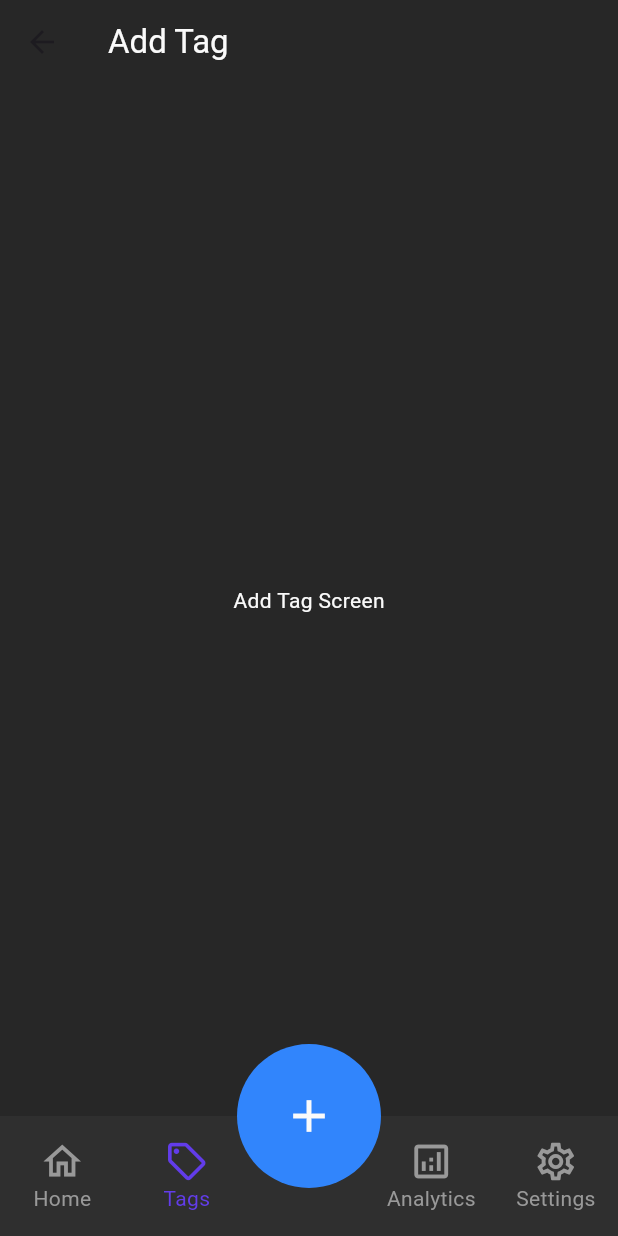
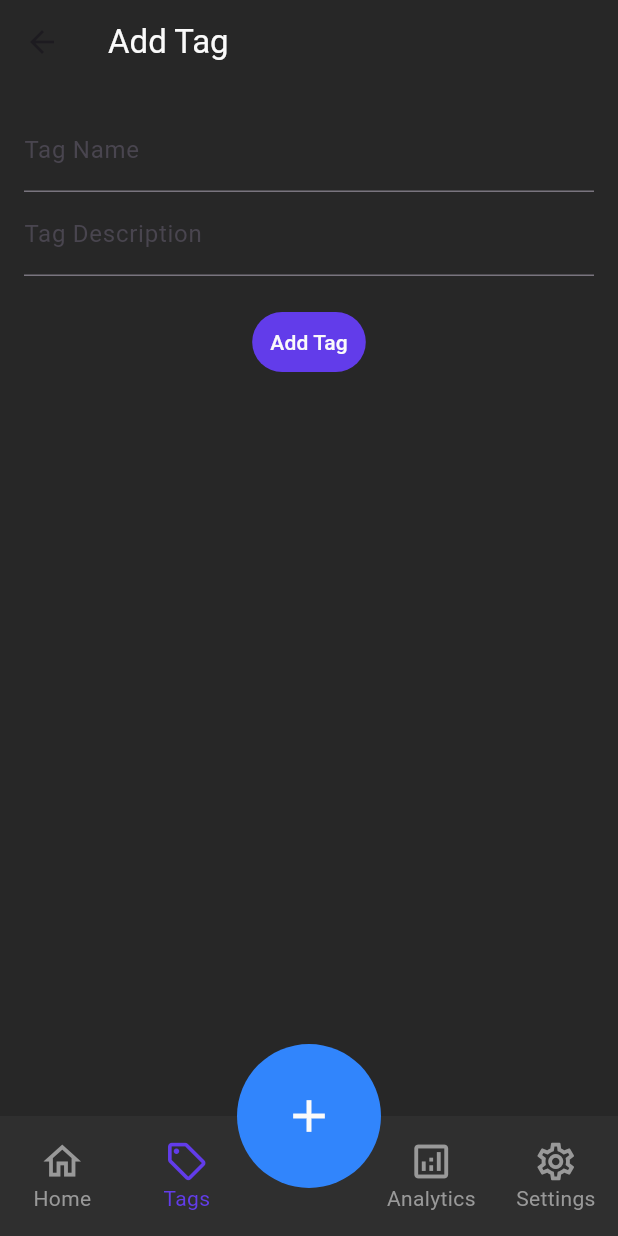
Before and after one commit to GolemT/Flutter_FinanceTracker, a Flutter app: the screen it shows after launch, item 2 of the bottom bar chosen, after a tap on "New Tag", on a phone screen of 412 x 824 dp. Run offline on Flutter 3.47's test engine with Material 3 defaults, Android fonts, the phone set to English and light mode, and no system bars.

Commit message:
add tags + autogenerate tag list based on filecontroller

```diff
--- a/lib/screens/add_tag_screen.dart
+++ b/lib/screens/add_tag_screen.dart
@@ -1,17 +1,73 @@
+import 'package:finance_tracker/assets/color_palette.dart';
+import 'package:finance_tracker/file_controller.dart';
 import 'package:flutter/material.dart';
+import 'package:provider/provider.dart';
 
-class AddTagScreen extends StatelessWidget {
+class AddTagScreen extends StatefulWidget {
   const AddTagScreen({super.key});
 
   @override
+  _AddTagScreenState createState() => _AddTagScreenState();
+}
+
+class _AddTagScreenState extends State<AddTagScreen> {
+  String tagName = "";
+  String tagDescription = "";
+  Color errorMessageColor = Colors.transparent;
+  String errorMessage = "";
+
+  @override
   Widget build(BuildContext context) {
+    final fileController = context.read<FileController>();
+
     return Scaffold(
       appBar: AppBar(
         title: Text('Add Tag', style: TextStyle(color: Theme.of(context).textTheme.bodyMedium?.color)),
         backgroundColor: Theme.of(context).scaffoldBackgroundColor,
       ),
-      body: const Center(
-        child: Text('Add Tag Screen'),
+      body: Center(
+        child: Form(
+          child: Padding(
+            padding: const EdgeInsets.all(16.0),
+            child: Column(
+              children: [
+                TextFormField(
+                  decoration: const InputDecoration(labelText: 'Tag Name'),
+                  onChanged: (value) => tagName = value,
+                ),
+                TextFormField(
+                  decoration: const InputDecoration(labelText: 'Tag Description'),
+                  onChanged: (value) => tagDescription = value,
+                ),
+                const SizedBox(height: 20),
+                TextButton(
+                  style: ButtonStyle(
+                    backgroundColor: MaterialStateProperty.resolveWith((states) => NexusColor.accents),
+                  ),
+                  onPressed: () async {
+                    if (tagName.isEmpty) {
+                      setState(() {
+                        errorMessage = "Name cannot be empty";
+                        errorMessageColor = Colors.red;
+                      });
+                    } else if (fileController.listTag.any((tag) => tag.tagName == tagName)) {
+                      setState(() {
+                        errorMessage = "Tag already exists";
+                        errorMessageColor = Colors.red;
+                      });
+                    } else {
+                      await fileController.createTag(tagName, tagDescription);
+                      setState(() => errorMessageColor = Colors.transparent);
+                      Navigator.pop(context);
+                    }
+                  },
+                  child: Text('Add Tag', style: TextStyle(color: Theme.of(context).textTheme.bodyMedium?.color)),
+                ),
+                Text(errorMessage, style: TextStyle(color: errorMessageColor)),
+              ],
+            ),
+          ),
+        ),
       ),
     );
   }
--- a/lib/screens/tags_screen.dart
+++ b/lib/screens/tags_screen.dart
@@ -1,6 +1,8 @@
 import 'package:finance_tracker/assets/color_palette.dart';
+import 'package:finance_tracker/file_controller.dart';
 import 'package:finance_tracker/screens/add_tag_screen.dart';
 import 'package:flutter/material.dart';
+import 'package:provider/provider.dart';
 
 class TagsScreen extends StatefulWidget {
   const TagsScreen({super.key});
@@ -10,28 +12,27 @@ class TagsScreen extends StatefulWidget {
 }
 
 class _TagScreenState extends State<TagsScreen> {
-
-  //TODO: use real data instead of static test data
-  final List<Map<String, String>> tags = [
-    {'title': 'Groceries', 'description': 'dsjflkhsdjkfhslkdfhkdshgkd'},
-    {'title': 'Utilities', 'description': 'djkshgflkghadkghfdjvnsdkn'},
-    {
-      'title': 'Entertainment',
-      'description':
-          'fdöybjndsökb iaugpnrehwgvrpvtiueiebrtbemhrawibghslegirwanötertwitb'
-    },
-  ];
+  @override
+  void initState() {
+    super.initState();
+    // Loading the tags initially when the screen is created
+    Future.microtask(() => context.read<FileController>().readTag());
+  }
 
   @override
   Widget build(BuildContext context) {
+    final fileController = context.watch<FileController>();
+
     return Scaffold(
       appBar: AppBar(
         title: const Text('Tags'),
       ),
-      body: ListView.builder(
-        itemCount: tags.length,
+      body: fileController.listTag.isEmpty
+          ? Center(child: Text("No tags available", style: TextStyle(color: Theme.of(context).textTheme.bodyMedium?.color),))
+          : ListView.builder(
+              itemCount: fileController.listTag.length,
               itemBuilder: (context, index) {
-          final tag = tags[index];
+                final tag = fileController.listTag[index];
                 return Container(
                   decoration: const BoxDecoration(
                       color: NexusColor.listBackground,
@@ -41,7 +42,7 @@ class _TagScreenState extends State<TagsScreen> {
                               style: BorderStyle.solid,
                               strokeAlign: BorderSide.strokeAlignInside))),
                   child: ExpansionTile(
-              title: Text(tag['title']!,
+                    title: Text(tag.tagName!,
                         style: Theme.of(context).textTheme.bodyMedium),
                     children: <Widget>[
                       Container(
@@ -53,7 +54,7 @@ class _TagScreenState extends State<TagsScreen> {
                             children: <Widget>[
                               TextField(
                                 decoration: InputDecoration(
-                            hintText: tag['title'],
+                                  hintText: tag.tagName,
                                   helperText: 'Name',
                                   filled: true,
                                 ),
@@ -61,7 +62,7 @@ class _TagScreenState extends State<TagsScreen> {
                               const SizedBox(height: 8.0),
                               TextField(
                                 decoration: InputDecoration(
-                            hintText: tag['description'],
+                                  hintText: tag.tagDescription,
                                   helperText: 'Description',
                                   filled: true,
                                 ),
@@ -71,7 +72,9 @@ class _TagScreenState extends State<TagsScreen> {
                                 mainAxisAlignment: MainAxisAlignment.spaceEvenly,
                                 children: <Widget>[
                                   ElevatedButton(
-                              onPressed: () {},
+                                    onPressed: () {
+                                      fileController.resetTag();
+                                    },
                                     style: ElevatedButton.styleFrom(
                                       shape: const CircleBorder(),
                                       padding: const EdgeInsets.all(8.0),
@@ -115,16 +118,16 @@ class _TagScreenState extends State<TagsScreen> {
               },
             ),
       floatingActionButton: FloatingActionButton.extended(
-        shape:
-            RoundedRectangleBorder(borderRadius: BorderRadius.circular(30.0)),
+        shape: RoundedRectangleBorder(borderRadius: BorderRadius.circular(30.0)),
         label: const Text('New Tag'),
         icon: const Icon(Icons.add),
         backgroundColor: NexusColor.accents,
-        onPressed: () {
-          Navigator.push(
+        onPressed: () async {
+          await Navigator.push(
             context,
             MaterialPageRoute(builder: (context) => const AddTagScreen()),
           );
+          fileController.readTag(); // Update tags after returning from AddTagScreen
         },
       ),
     );
```
Lines whose indentation alone changed are shown as unchanged.
